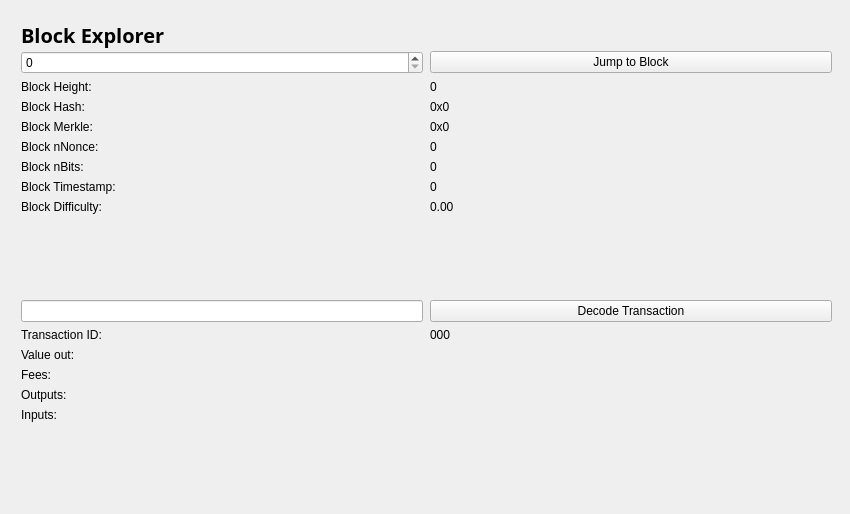
Above: src/qt/forms/blockbrowser.ui from CoinBuild/AmsterdamCoin before the change. Below: the same form after it.
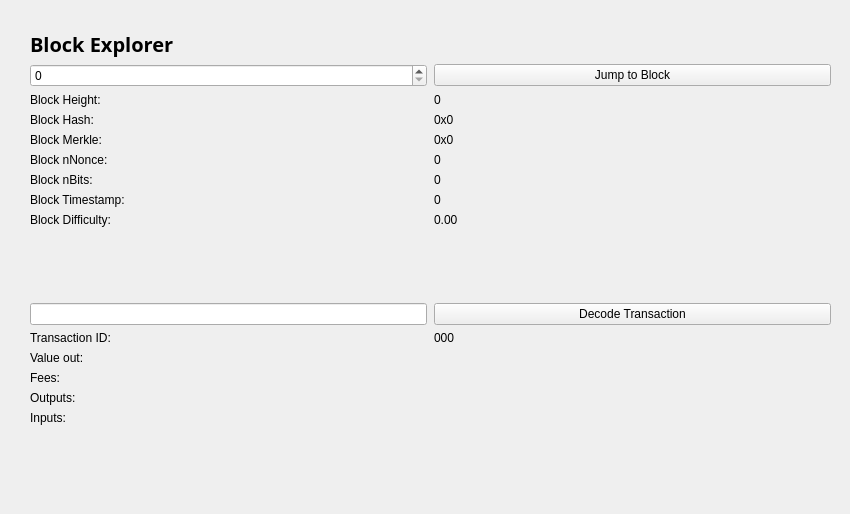
That is the form after the change.

The edit to the form file:
```diff
--- a/src/qt/forms/blockbrowser.ui
+++ b/src/qt/forms/blockbrowser.ui
@@ -55,15 +55,8 @@
        <verstretch>0</verstretch>
       </sizepolicy>
      </property>
-     <widget class="QWidget" name="layoutWidget">
-      <property name="geometry">
-       <rect>
-        <x>0</x>
-        <y>0</y>
-        <width>699</width>
-        <height>27</height>
-       </rect>
-      </property>
+     <layout class="QGridLayout" name="gridLayout">
+      <item row="0" column="0">
       <layout class="QHBoxLayout" name="horizontalLayout_4">
        <property name="spacing">
         <number>7</number>
@@ -94,16 +87,8 @@
         </spacer>
        </item>
       </layout>
-     </widget>
-     <widget class="QWidget" name="layoutWidget_2">
-      <property name="geometry">
-       <rect>
-        <x>0</x>
-        <y>30</y>
-        <width>811</width>
-        <height>451</height>
-       </rect>
-      </property>
+      </item>
+      <item row="1" column="0">
       <layout class="QGridLayout" name="gridLayout_3" rowstretch="0,0,0,0,0,0,0,0,0,0,0,0,0,0,0,0,0,0,0" columnstretch="0,0">
        <property name="sizeConstraint">
         <enum>QLayout::SetDefaultConstraint</enum>
@@ -418,7 +403,8 @@
         </spacer>
        </item>
       </layout>
-     </widget>
+      </item>
+     </layout>
     </widget>
    </item>
   </layout>
```
Lines whose indentation alone changed are shown as unchanged.
